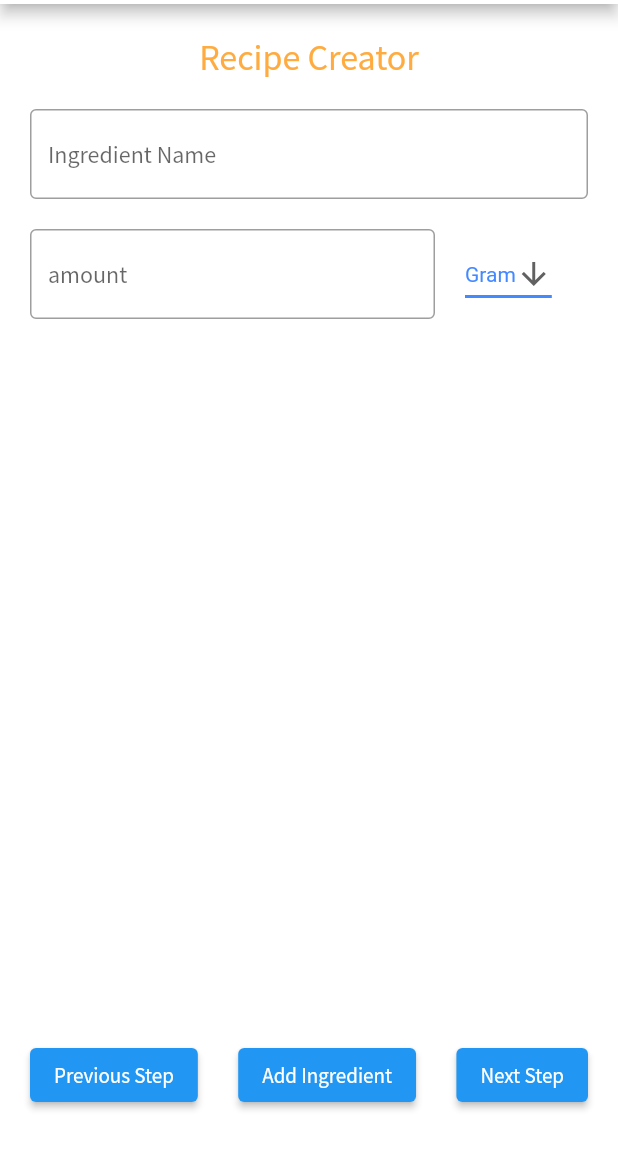
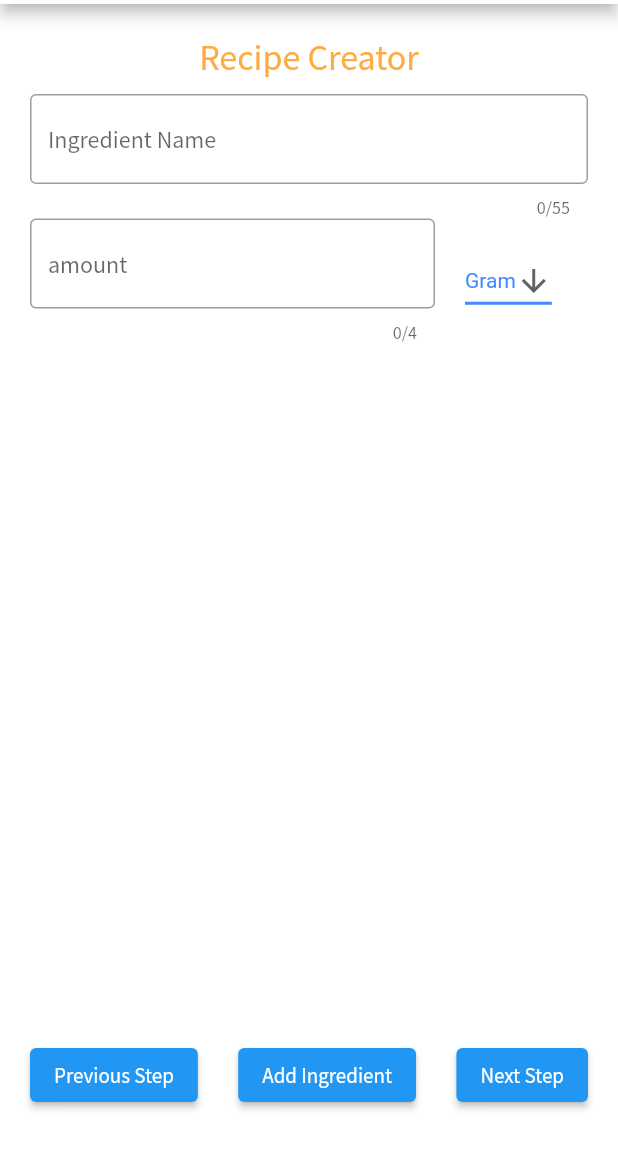
Before and after one commit to Moviescar/WeCook, a Flutter app: the RecipeMaker screen opened directly, after a tap on "Next Step", on a phone screen of 412 x 824 dp, the part 80-1236 px from its top. Run offline on Flutter 3.47's test engine with Material 2 defaults, Android fonts, the phone set to English and light mode, and no system bars; our stand-ins replace shared_preferences; accounts and stored records are empty.

Commit message:
Ingredient user usability
Added textoverflow, Added max length for ingredients and amount.

```diff
--- a/lib/Models/Ingredient.dart
+++ b/lib/Models/Ingredient.dart
@@ -6,23 +6,23 @@ String ingredientToJson(Ingredient data) => json.encode(data.toJson());
 
 class Ingredient {
   Ingredient({
-    required this.ingredientname,
+    required this.ingredientName,
     required this.amount,
     required this.amountType,
   });
 
-  String ingredientname;
+  String ingredientName;
   int amount;
   String amountType;
 
   factory Ingredient.fromJson(Map<String, dynamic> json) => Ingredient(
-    ingredientname: json["ingredientname"],
+    ingredientName: json["ingredientName"],
     amount: json["amount"],
     amountType: json["amountType"],
   );
 
   Map<String, dynamic> toJson() => {
-    "ingredientname": ingredientname,
+    "ingredientName": ingredientName,
     "amount": amount,
     "amountType": amountType,
   };
--- /dev/null
+++ b/lib/Models/ShowElement.dart
@@ -0,0 +1,23 @@
+import 'package:flutter/material.dart';
+
+class ShowElement {
+  TextOverflow? _overflow;
+  int? _maxLines;
+
+  ShowElement(overflow, maxLines){
+    _overflow = _overflow;
+    _maxLines = maxLines;
+  }
+
+  int? get maxLines => _maxLines;
+
+  set maxLines(int? value) {
+    _maxLines = value;
+  }
+
+  TextOverflow? get overflow => _overflow;
+
+  set overflow(TextOverflow? value) {
+    _overflow = value;
+  }
+}
--- a/lib/Pages/NewRecipeMaker.dart
+++ b/lib/Pages/NewRecipeMaker.dart
@@ -14,11 +14,17 @@ import '../Widgets/NewRecipeWidgets/RecipeNameButtons.dart';
 import '../Widgets/NewRecipeWidgets/RecipeNameView.dart';
 
 
-class RecipeMaker extends StatelessWidget {
-
+class RecipeMaker extends StatefulWidget {
 
   RecipeMaker({Key? key}) : super(key: key);
+
+  @override
+  State<RecipeMaker> createState() => _RecipeMakerState();
+}
+
+class _RecipeMakerState extends State<RecipeMaker> {
   SharedPref sharedPref = SharedPref();
+
   BoxDecoration myBoxDecoration() {
     return const BoxDecoration(
       color: Colors.red,
@@ -30,7 +36,7 @@ class RecipeMaker extends StatelessWidget {
 
   @override
   Widget build(BuildContext context) {
-
+    NewRecipeProvider newRecipeProvider = Provider.of(context, listen: true);
     return Scaffold(
       backgroundColor: Colors.white,
       appBar: AppBar(
@@ -72,8 +78,4 @@ class RecipeMaker extends StatelessWidget {
       ),
     );
   }
-
-
-
-
 }
--- a/lib/Widgets/NewRecipeWidgets/RecipeIngredientsButtons.dart
+++ b/lib/Widgets/NewRecipeWidgets/RecipeIngredientsButtons.dart
@@ -2,6 +2,7 @@ import 'package:flutter/material.dart';
 import 'package:provider/provider.dart';
 
 import '../../Models/Ingredient.dart';
+import '../../Models/ShowElement.dart';
 import '../../Providers/NewRecipeProvider.dart';
 
 Visibility RecipeIngredientsButtons(BuildContext context) {
@@ -23,9 +24,10 @@ Visibility RecipeIngredientsButtons(BuildContext context) {
         ElevatedButton(
           onPressed: () {
             newRecipeProvider.addIngredient(
-                Ingredient(ingredientname: newRecipeProvider.ingredientName.text,amount: int.parse(newRecipeProvider.ingredientAmount.text),amountType: newRecipeProvider.ingredientType)
+                Ingredient(ingredientName: newRecipeProvider.ingredientName.text,amount: int.parse(newRecipeProvider.ingredientAmount.text),amountType: newRecipeProvider.ingredientType)
             );
             newRecipeProvider.incrementAmountOfIngredients();
+            newRecipeProvider.addShowIngredient(ShowElement(TextOverflow.ellipsis, 3));
             newRecipeProvider.ingredientName.text = "";
             newRecipeProvider.ingredientAmount.text = "";
             FocusManager.instance.primaryFocus?.unfocus();
--- a/lib/Widgets/NewRecipeWidgets/RecipeIngredientsView.dart
+++ b/lib/Widgets/NewRecipeWidgets/RecipeIngredientsView.dart
@@ -1,4 +1,5 @@
 import 'package:flutter/material.dart';
+import 'package:flutter/services.dart';
 import 'package:provider/provider.dart';
 
 import '../../Providers/NewRecipeProvider.dart';
@@ -20,20 +21,23 @@ Visibility RecipeIngredientsView(BuildContext context) {
           color: Colors.orangeAccent,
         ),
         ),
-        const SizedBox(height: 20),
+        const SizedBox(height: 10),
         TextField(
+          maxLength: 55,
+          maxLengthEnforcement: MaxLengthEnforcement.enforced,
           controller: newRecipeProvider.ingredientName,
           decoration: const InputDecoration(
             border: OutlineInputBorder(),
             hintText: 'Ingredient Name',
           ),
         ),
-        const SizedBox(height: 20),
         Row(
           children: [
             SizedBox(
               width: 270.0,
               child: TextField(
+                maxLength: 4,
+                maxLengthEnforcement: MaxLengthEnforcement.enforced,
                 controller: newRecipeProvider.ingredientAmount,
                 decoration: const InputDecoration(
                   border: OutlineInputBorder(),
```
Also changed, not shown: lib/Providers/NewRecipeProvider.dart (+49 -38 lines), lib/Widgets/NewRecipeWidgets/IngredientElement.dart (+50 -9 lines), lib/Widgets/NewRecipeWidgets/InstructionElement.dart (+21 -11 lines), lib/Widgets/NewRecipeWidgets/RecipeInstructionsButtons.dart (+11 -10 lines).
